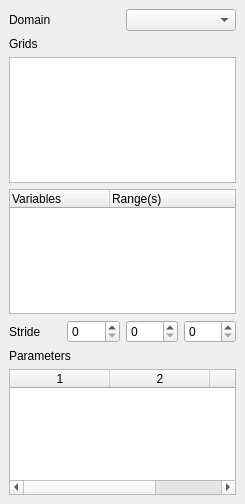
wildmichael/ParaView3-enhancements-old, file Qt/Components/Resources/UI/pqXDMFPanel.ui: the form before one commit.
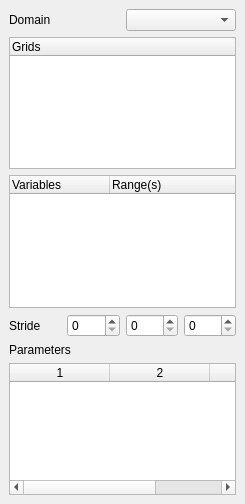
The form after the commit. Custom widgets are drawn as their Qt base class.

Commit message:
BUG:  Fix a couple crashes in the Xdmf reader during undo/redo.  And remove       progress notification when data object is requested (it leaves the GUI       progress bar hanging when UpdatePropertyInformation is called).
      GUI Panel basically rewritten.  Uses a new XdmfHelper proxy to provide GUI
      interaction before first accept.  That is to update selections without
      breaking undo/redo.

```diff
--- a/Qt/Components/Resources/UI/pqXDMFPanel.ui
+++ b/Qt/Components/Resources/UI/pqXDMFPanel.ui
@@ -20,34 +20,14 @@
   <property name="windowTitle" >
    <string>Form</string>
   </property>
-  <layout class="QGridLayout" >
+  <layout class="QVBoxLayout" >
    <property name="margin" >
     <number>9</number>
    </property>
    <property name="spacing" >
     <number>6</number>
    </property>
-   <item row="6" column="0" >
-    <widget class="QTableWidget" name="Parameters" >
-     <property name="autoFillBackground" >
-      <bool>true</bool>
-     </property>
-     <property name="columnCount" >
-      <number>3</number>
-     </property>
-     <column/>
-     <column/>
-     <column/>
-    </widget>
-   </item>
-   <item row="5" column="0" >
-    <widget class="QLabel" name="Parameters_label" >
-     <property name="text" >
-      <string>Parameters</string>
-     </property>
-    </widget>
-   </item>
-   <item row="4" column="0" >
+   <item>
     <layout class="QHBoxLayout" >
      <property name="margin" >
       <number>0</number>
@@ -56,24 +36,30 @@
       <number>6</number>
      </property>
      <item>
-      <widget class="QLabel" name="label_5" >
+      <widget class="QLabel" name="label" >
        <property name="text" >
-        <string>Stride</string>
+        <string>Domain</string>
        </property>
       </widget>
      </item>
      <item>
-      <widget class="QSpinBox" name="Stride:0" />
-     </item>
-     <item>
-      <widget class="QSpinBox" name="Stride:1" />
-     </item>
-     <item>
-      <widget class="QSpinBox" name="Stride:2" />
+      <widget class="QComboBox" name="DomainNames" />
      </item>
     </layout>
    </item>
-   <item row="3" column="0" >
+   <item>
+    <widget class="pqTreeWidget" name="GridNames" >
+     <property name="rootIsDecorated" >
+      <bool>false</bool>
+     </property>
+     <column>
+      <property name="text" >
+       <string>Grids</string>
+      </property>
+     </column>
+    </widget>
+   </item>
+   <item>
     <widget class="pqTreeWidget" name="Variables" >
      <property name="sizePolicy" >
       <sizepolicy>
@@ -104,21 +90,7 @@
      </column>
     </widget>
    </item>
-   <item row="1" column="0" >
-    <widget class="QLabel" name="label_2" >
-     <property name="text" >
-      <string>Grids</string>
-     </property>
-    </widget>
-   </item>
-   <item row="2" column="0" >
-    <widget class="QListWidget" name="GridNames" >
-     <property name="selectionMode" >
-      <enum>QAbstractItemView::MultiSelection</enum>
-     </property>
-    </widget>
-   </item>
-   <item row="0" column="0" >
+   <item>
     <layout class="QHBoxLayout" >
      <property name="margin" >
       <number>0</number>
@@ -127,17 +99,43 @@
       <number>6</number>
      </property>
      <item>
-      <widget class="QLabel" name="label" >
+      <widget class="QLabel" name="label_5" >
        <property name="text" >
-        <string>Domain</string>
+        <string>Stride</string>
        </property>
       </widget>
      </item>
      <item>
-      <widget class="QComboBox" name="DomainNames" />
+      <widget class="QSpinBox" name="Stride:0" />
+     </item>
+     <item>
+      <widget class="QSpinBox" name="Stride:1" />
+     </item>
+     <item>
+      <widget class="QSpinBox" name="Stride:2" />
      </item>
     </layout>
    </item>
+   <item>
+    <widget class="QLabel" name="Parameters_label" >
+     <property name="text" >
+      <string>Parameters</string>
+     </property>
+    </widget>
+   </item>
+   <item>
+    <widget class="QTableWidget" name="Parameters" >
+     <property name="autoFillBackground" >
+      <bool>true</bool>
+     </property>
+     <property name="columnCount" >
+      <number>3</number>
+     </property>
+     <column/>
+     <column/>
+     <column/>
+    </widget>
+   </item>
   </layout>
  </widget>
  <customwidgets>
```
The commit also changes 4 other files.
